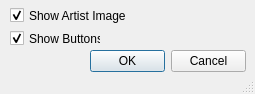
Above: QTdesign.ui from mousetz/tidalrpc before the change. Below: the same form after it.
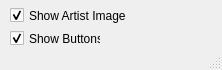
That is the form after the change.

The edit to the form file:
```diff
--- a/QTdesign.ui
+++ b/QTdesign.ui
@@ -6,8 +6,8 @@
    <rect>
     <x>0</x>
     <y>0</y>
-    <width>255</width>
-    <height>94</height>
+    <width>222</width>
+    <height>70</height>
    </rect>
   </property>
   <property name="windowTitle">
@@ -58,19 +58,6 @@
      <bool>true</bool>
     </property>
    </widget>
-   <widget class="QDialogButtonBox" name="buttonBox">
-    <property name="geometry">
-     <rect>
-      <x>90</x>
-      <y>50</y>
-      <width>156</width>
-      <height>23</height>
-     </rect>
-    </property>
-    <property name="standardButtons">
-     <set>QDialogButtonBox::Cancel|QDialogButtonBox::Ok</set>
-    </property>
-   </widget>
   </widget>
   <widget class="QStatusBar" name="statusbar">
    <property name="sizeGripEnabled">
```
